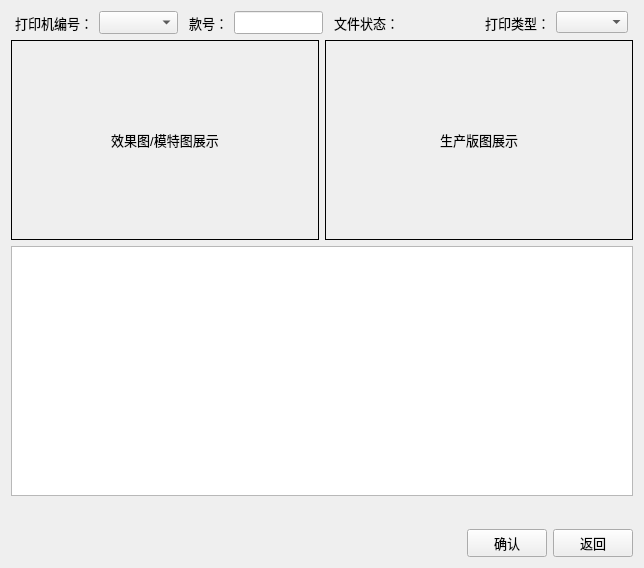
This is pages/addprinttask.ui in nizqleo/autoprint as Qt 5 draws it before an edit. The edited form follows.
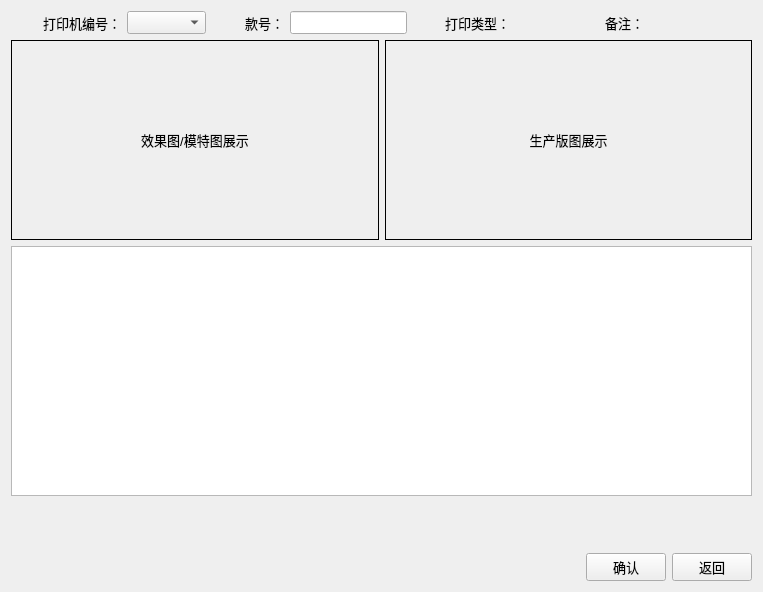
This is the edited form.

```diff
--- a/pages/addprinttask.ui
+++ b/pages/addprinttask.ui
@@ -6,8 +6,8 @@
    <rect>
     <x>0</x>
     <y>0</y>
-    <width>644</width>
-    <height>568</height>
+    <width>763</width>
+    <height>592</height>
    </rect>
   </property>
   <property name="windowTitle">
@@ -85,6 +85,12 @@
              </item>
              <item>
               <widget class="QLineEdit" name="pattern_lineEdit">
+               <property name="minimumSize">
+                <size>
+                 <width>100</width>
+                 <height>0</height>
+                </size>
+               </property>
                <property name="font">
                 <font>
                  <pointsize>10</pointsize>
@@ -105,49 +111,6 @@
                </property>
               </spacer>
              </item>
-             <item>
-              <widget class="QLabel" name="label">
-               <property name="font">
-                <font>
-                 <pointsize>10</pointsize>
-                </font>
-               </property>
-               <property name="text">
-                <string>文件状态：</string>
-               </property>
-              </widget>
-             </item>
-             <item>
-              <widget class="QLabel" name="file_label">
-               <property name="minimumSize">
-                <size>
-                 <width>70</width>
-                 <height>0</height>
-                </size>
-               </property>
-               <property name="font">
-                <font>
-                 <pointsize>10</pointsize>
-                </font>
-               </property>
-               <property name="text">
-                <string/>
-               </property>
-              </widget>
-             </item>
-             <item>
-              <spacer name="horizontalSpacer_6">
-               <property name="orientation">
-                <enum>Qt::Horizontal</enum>
-               </property>
-               <property name="sizeHint" stdset="0">
-                <size>
-                 <width>40</width>
-                 <height>20</height>
-                </size>
-               </property>
-              </spacer>
-             </item>
              <item>
               <widget class="QLabel" name="label_4">
                <property name="font">
@@ -161,7 +124,65 @@
               </widget>
              </item>
              <item>
-              <widget class="QComboBox" name="type_comboBox"/>
+              <widget class="QLabel" name="type_label">
+               <property name="minimumSize">
+                <size>
+                 <width>50</width>
+                 <height>0</height>
+                </size>
+               </property>
+               <property name="font">
+                <font>
+                 <pointsize>10</pointsize>
+                </font>
+               </property>
+               <property name="text">
+                <string/>
+               </property>
+              </widget>
+             </item>
+             <item>
+              <spacer name="horizontalSpacer_6">
+               <property name="orientation">
+                <enum>Qt::Horizontal</enum>
+               </property>
+               <property name="sizeHint" stdset="0">
+                <size>
+                 <width>40</width>
+                 <height>20</height>
+                </size>
+               </property>
+              </spacer>
+             </item>
+             <item>
+              <widget class="QLabel" name="label">
+               <property name="font">
+                <font>
+                 <pointsize>10</pointsize>
+                </font>
+               </property>
+               <property name="text">
+                <string>备注：</string>
+               </property>
+              </widget>
+             </item>
+             <item>
+              <widget class="QLabel" name="note_label">
+               <property name="minimumSize">
+                <size>
+                 <width>70</width>
+                 <height>0</height>
+                </size>
+               </property>
+               <property name="font">
+                <font>
+                 <pointsize>10</pointsize>
+                </font>
+               </property>
+               <property name="text">
+                <string/>
+               </property>
+              </widget>
              </item>
              <item>
               <spacer name="horizontalSpacer_5">
```
